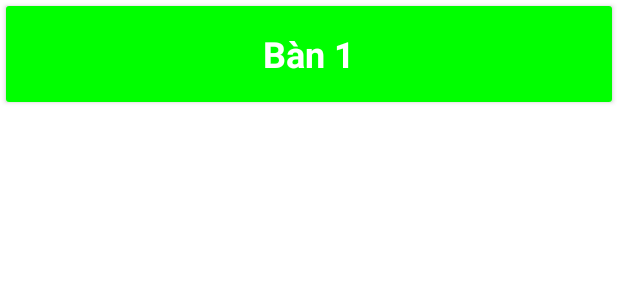
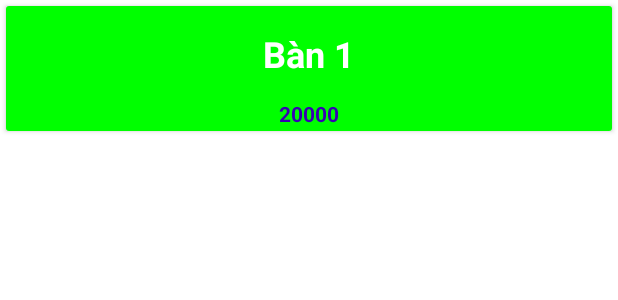
Before and after one commit to thierrytien6595/thierrytien6595, an Android app: the layout ban_item.xml on its own in the app's theme, with its tools: preview values and no code run, on a phone screen of 412 x 824 dp. Shown: the top 300 px of the screen. Run offline under Robolectric (Android 15) with nearby library versions, the phone set to English and light mode, and no system bars.

Commit message:
Đã hoàn thành tách ghép đơn và tính tiền hoàn

```diff
--- a/app/src/main/java/com/example/retrofitexample/BAN/ApiServiceBan.kt
+++ b/app/src/main/java/com/example/retrofitexample/BAN/ApiServiceBan.kt
@@ -7,7 +7,4 @@ import retrofit2.http.Query
 interface ApiServiceBan {
     @GET("ban.php")
     fun getSP() :Call<MutableList<BanModel>>
-
-    @GET("chuyenban.php?")
-    fun chuyenban(@Query("TENBAN") tenban: String) :Call<MutableList<BanModel>>
 }
--- a/app/src/main/java/com/example/retrofitexample/BAN/BanAdapter.kt
+++ b/app/src/main/java/com/example/retrofitexample/BAN/BanAdapter.kt
@@ -19,6 +19,9 @@ class BanAdapter(private val banList: MutableList<BanModel>, private val listene
     override fun onBindViewHolder(holder: BanViewHolder, position: Int) {
         val currentItem = banList[position]
         holder.tenBan.text = currentItem.TENBAN
+        if(currentItem.TONGTIEN!=0) {
+            holder.tvtongtien.text = currentItem.TONGTIEN.toString()
+        }
         if (currentItem.TRANGTHAI==1) holder.bancolor.setBackgroundResource(R.color.green)
         else holder.bancolor.setBackgroundResource(R.color.purple_700)
     }
@@ -27,6 +30,7 @@ class BanAdapter(private val banList: MutableList<BanModel>, private val listene
         View.OnClickListener {
             val tenBan: TextView = itemView.tv_tenban
             val bancolor:RelativeLayout = itemView.bancolor
+            val tvtongtien:TextView = itemView.tv_tongtien
         init {
             itemView.setOnClickListener(this)
         }
--- a/app/src/main/java/com/example/retrofitexample/BAN/BanModel.kt
+++ b/app/src/main/java/com/example/retrofitexample/BAN/BanModel.kt
@@ -1,3 +1,3 @@
 package com.example.retrofitexample.BAN
 
-data class BanModel(val MABAN:Int, val TENBAN: String, val TRANGTHAI:Int)
+data class BanModel(val MABAN:Int, val TENBAN: String, val TRANGTHAI:Int,val TONGTIEN:Int=0)
--- a/app/src/main/java/com/example/retrofitexample/MainActivity.kt
+++ b/app/src/main/java/com/example/retrofitexample/MainActivity.kt
@@ -73,6 +73,6 @@ class MainActivity : AppCompatActivity(),BanAdapter.OnItemClickListener,View.OnC
     override fun onResume() {
         super.onResume()
         recycler_view.adapter?.notifyDataSetChanged()
-        Log.e("SANPHAM","load lai ban")
+//        Log.e("SANPHAM","load lai ban")
     }
 }
--- a/app/src/main/res/layout/activity_san_pham_da_chon.xml
+++ b/app/src/main/res/layout/activity_san_pham_da_chon.xml
@@ -31,7 +31,7 @@
         android:id="@+id/layoutxoamon"
         android:layout_width="match_parent"
         android:layout_height="wrap_content"
-        android:layout_above="@+id/btn_xoa_spdc"
+        android:layout_above="@+id/btn_thanhtoan"
         android:layout_alignParentLeft="true"
         android:layout_alignParentRight="true"
         android:background="@color/red"
@@ -67,10 +67,10 @@
         android:layout_alignParentBottom="true"
         android:layout_alignParentRight="true"/>
     <Button
-        android:id="@+id/btn_xoa_spdc"
+        android:id="@+id/btn_thanhtoan"
         android:layout_width="150dp"
         android:layout_height="wrap_content"
-        android:text="XÓA"
+        android:text="THANH TOÁN"
         android:onClick="onClick"
         android:textSize="24sp"
         android:layout_alignParentBottom="true"
--- a/app/src/main/res/layout/ban_item.xml
+++ b/app/src/main/res/layout/ban_item.xml
@@ -9,17 +9,29 @@
         android:layout_width="match_parent"
         android:layout_height="match_parent"
         android:background="#00ff00"
-        android:gravity="center"
+        android:gravity="center_horizontal"
         android:padding="2dp">
 
         <TextView
             android:id="@+id/tv_tenban"
-            android:layout_width="wrap_content"
+            android:layout_width="match_parent"
             android:layout_height="60dp"
             android:gravity="center"
             android:text="Bàn 1"
             android:textColor="@android:color/white"
             android:textSize="24sp"
-            android:textStyle="bold" />
+            android:textStyle="bold" ></TextView>
+        <TextView
+            android:text="20000"
+            android:textColor="@color/purple_700"
+            android:layout_below="@+id/tv_tenban"
+            android:textSize="14sp"
+            android:gravity="center"
+            android:layout_width="match_parent"
+            android:layout_height="wrap_content"
+            android:id="@+id/tv_tongtien"
+            android:textStyle="bold"
+            />
+
     </RelativeLayout>
 </androidx.cardview.widget.CardView>
--- a/app/src/main/res/menu/menu_main.xml
+++ b/app/src/main/res/menu/menu_main.xml
@@ -10,4 +10,8 @@
         android:id="@+id/tachdon"
         android:title="Tách đơn"
         app:showAsAction="never"/>
+    <item
+        android:id="@+id/xoamon"
+        android:title="Xóa món"
+        app:showAsAction="never"/>
 </menu>
--- a/app/src/main/res/values/strings.xml
+++ b/app/src/main/res/values/strings.xml
@@ -1,3 +1,3 @@
 <resources>
-    <string name="app_name">RetrofitExample</string>
+    <string name="app_name">THÁCH COFFEE</string>
 </resources>
```
Also changed, not shown: app/src/main/java/com/example/retrofitexample/SanPham.kt (+12 -11 lines), app/src/main/java/com/example/retrofitexample/SanPhamDaChon.kt (+34 -55 lines).
